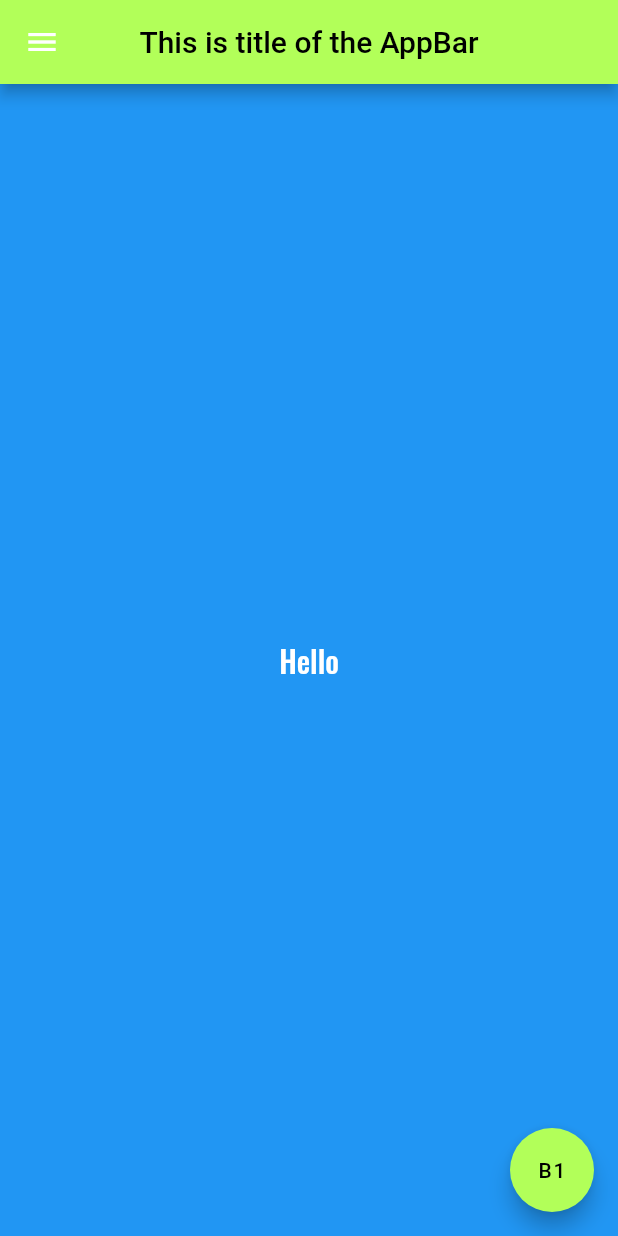
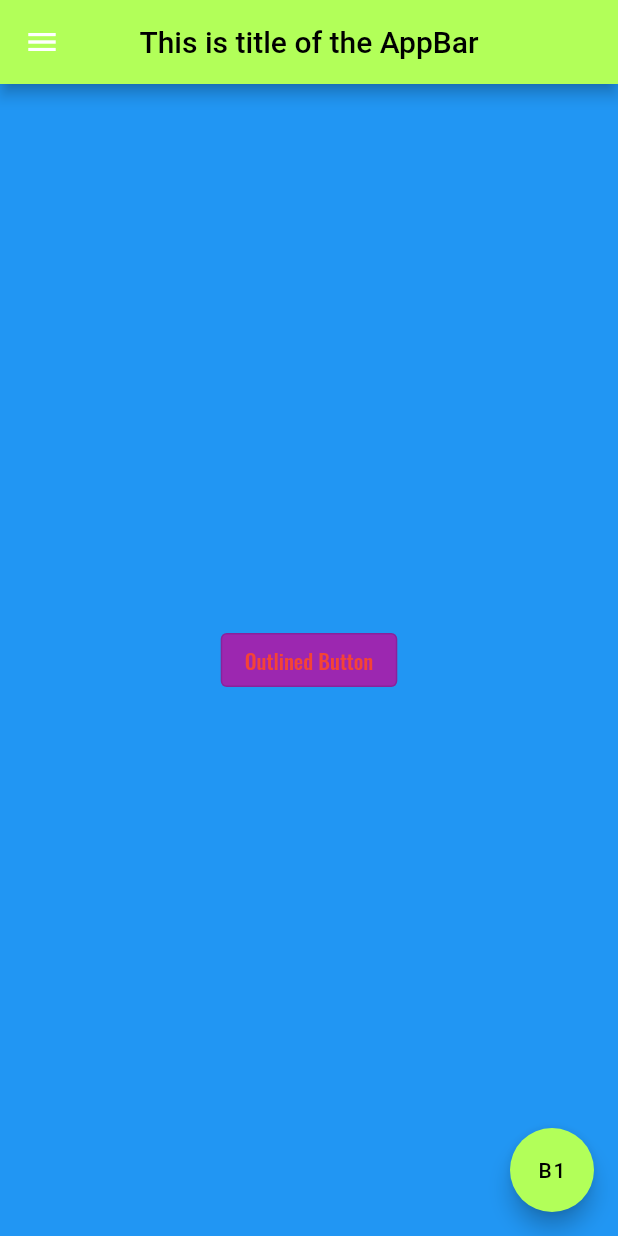
Before and after one commit to AzureSky007/app_1, a Flutter app: the screen it shows after launch, on a phone screen of 412 x 824 dp. Run offline on Flutter 3.47's test engine with Material 2 defaults, Android fonts, the phone set to English and light mode, and no system bars; project files that could hold a hidden picture were left out.

Commit message:
4th Commit

```diff
--- a/lib/main.dart
+++ b/lib/main.dart
@@ -28,18 +28,38 @@ class Test extends StatelessWidget {
 
         body:  Center(
           child:
+            OutlinedButton(
+              onPressed: () { },
+              style: OutlinedButton.styleFrom(
+                backgroundColor: Colors.purple,
+              ),
+              child: const Text(
+                'Outlined Button',
+                style: TextStyle(
+                  color: Colors.red,
+                  fontFamily: 'Oswald',
 
-        TextButton(
-            onPressed: () {},
-            child: const Text(
-              'Hello',
-              style: TextStyle(
-                color: Colors.white,
-                fontSize: 20,
-                fontFamily: 'Oswald'
                 ),
               ),
+
             )
+          // TextButton(
+          //     onPressed: () {},
+          //     style: TextButton.styleFrom(
+          //       backgroundColor: Colors.red,
+          //     ),
+          //     // style: ButtonStyle(
+          //     // backgroundColor: MaterialStateProperty.all<Color>(Colors.red),
+          //     // ),
+          //     child: const Text(
+          //       'Hello',
+          //       style: TextStyle(
+          //         color: Colors.white,
+          //         fontSize: 20,
+          //         fontFamily: 'Oswald'
+          //       ),
+          //     ),
+          //   )
 
           // ElevatedButton(
           //   onPressed: () {},
@@ -82,8 +102,8 @@ class Test extends StatelessWidget {
             // padding: EdgeInsets.zero,
             children: const <Widget>[
               DrawerHeader(
-              curve: Curves.easeIn,
-              duration: Duration(milliseconds: 1000),
+                // curve: Curves.easeIn,
+                // duration: Duration(milliseconds: 1000),
                 margin: EdgeInsets.zero,
                 child: Text('Drawer Header',
                   style: TextStyle(
```
Lines whose indentation alone changed are shown as unchanged.
